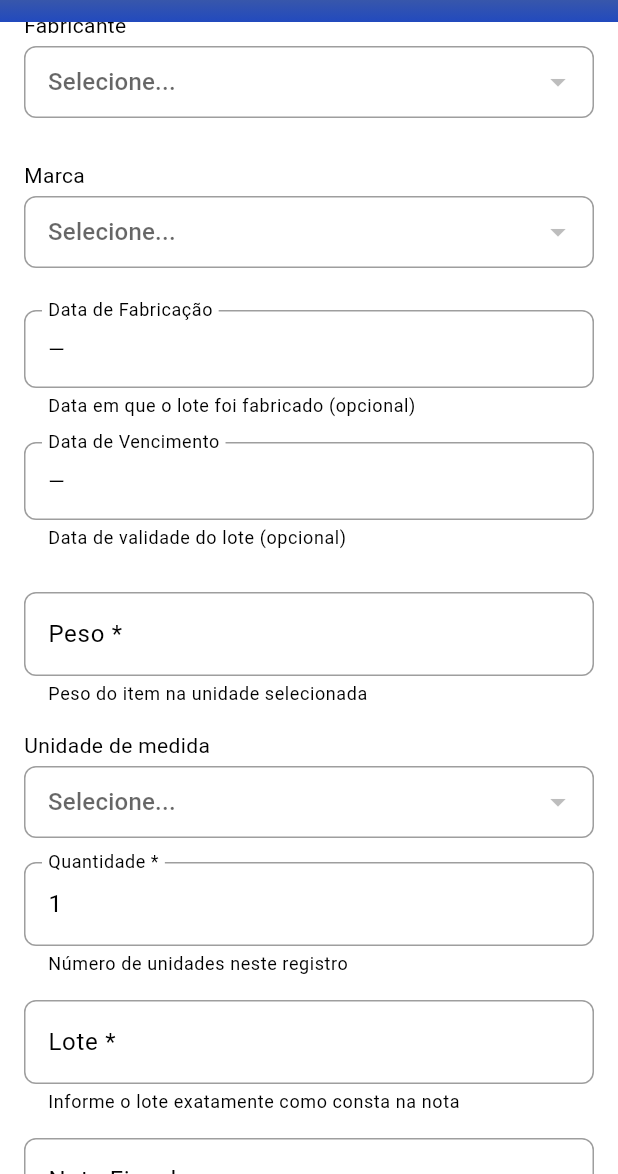
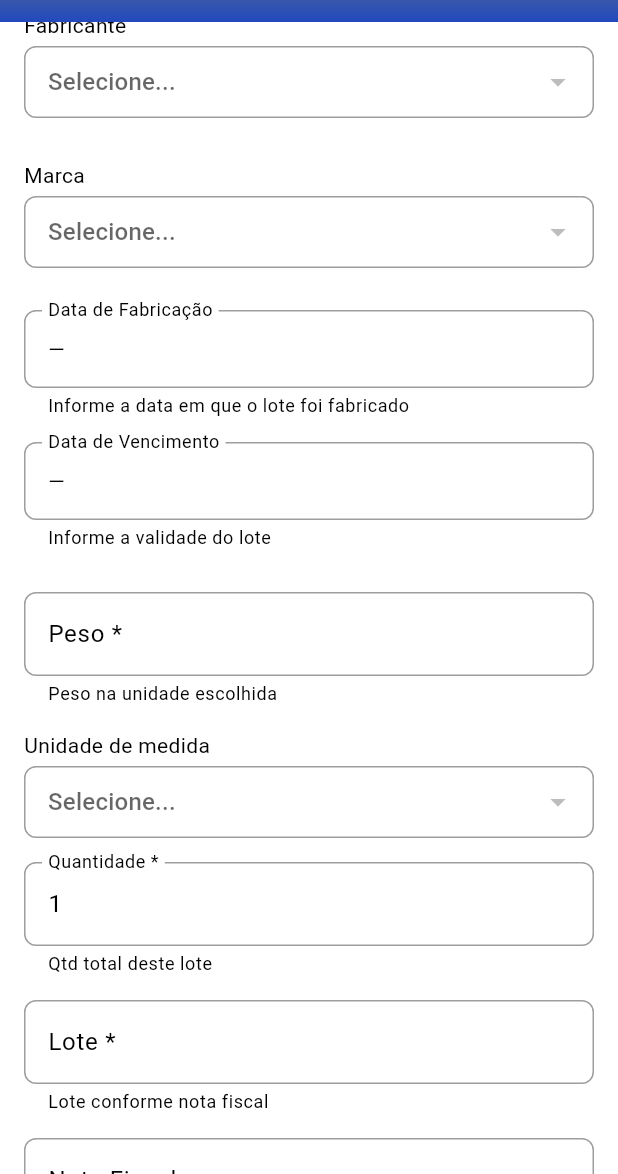
Before and after one commit to support-sootech/sublev-app, a Flutter app: the EntradaMateriaisPage screen opened directly, scrolled down 576 dp, on a phone screen of 412 x 824 dp, the part 62-1236 px from its top. Run offline on Flutter 3.47's test engine with Material 3 defaults, Android fonts, the phone set to English and light mode, and no system bars; our stand-ins replace connectivity_plus, dio, font_awesome_flutter, get, open_filex, permission_handler and 2 more; missing offline and left inert: esc_pos_utils, mobile_scanner, print_bluetooth_thermal; accounts and stored records are empty; network calls fail.

Commit message:
feat: aprimorar relatorio e materiais

```diff
--- a/lib/views/entrada_materiais_page.dart
+++ b/lib/views/entrada_materiais_page.dart
@@ -413,42 +413,7 @@ class _EntradaMateriaisPageState extends State<EntradaMateriaisPage> {
       final df = DateFormat('dd/MM/yyyy');
       // Build payload with server-expected keys prefixed by 'material_'
       // Converte entrada livre para formato brasileiro de peso (vírgula decimal, sem milhar)
-      String _formatPesoBR(String s) {
-        String raw = s.trim();
-        if (raw.isEmpty) return '';
-        raw = raw.replaceAll(' ', '');
-        // Remove pontos de milhar (padrão 1.234.567) mantendo último separador decimal
-        raw = raw.replaceAll(RegExp(r'\.(?=\d{3}(?:\D|$))'), '');
-        int commaCount = RegExp(',').allMatches(raw).length;
-        int dotCount = RegExp('\.').allMatches(raw).length;
-        try {
-          if (commaCount == 0 && dotCount > 0) {
-            int first = raw.indexOf('.');
-            if (first >= 0 && first < raw.length - 1) {
-              final before = raw.substring(0, first);
-              final after = raw.substring(first + 1).replaceAll('.', '');
-              raw = '$before,$after';
-            }
-          } else if (commaCount > 1) {
-            int first = raw.indexOf(',');
-            if (first >= 0 && first < raw.length - 1) {
-              final before = raw.substring(0, first);
-              final after = raw.substring(first + 1).replaceAll(',', '');
-              raw = '$before,$after';
-            }
-          }
-        } catch (e) {
-          if (kDebugMode) debugPrint('[PESO][FORMAT] Exceção ajuste separador: $e raw="$raw"');
-        }
-        // Sanitiza: apenas dígitos e uma vírgula (se existir)
-        raw = raw.replaceAll(RegExp('[^0-9,]'), '');
-        // Evitar vírgula no final isolada
-        if (raw.endsWith(',') && raw.indexOf(',') == raw.length - 1) {
-          raw = raw.substring(0, raw.length - 1);
-        }
-        if (kDebugMode) debugPrint('[PESO][FORMAT] Entrada="$s" Saida="$raw"');
-        return raw;
-      }
+      String _formatPesoBR(String s) => s.trim();
       String _normalizeInt(String s) {
         var t = s.trim();
         if (t.isEmpty) return '';
@@ -626,8 +591,14 @@ class _EntradaMateriaisPageState extends State<EntradaMateriaisPage> {
                           labelText: 'Código de Barras *',
                           border: const OutlineInputBorder(),
                           errorText: _serverErrors['cod_barras'],
-                          helperText: widget.materialId != null ? 'Não editável após cadastro' : 'GTIN/EAN do produto (se disponível)',
+                          helperText: widget.materialId != null ? 'Não editável após cadastro' : 'GTIN/EAN (se existir)',
                         ),
+                        validator: (v) {
+                          if (_serverErrors['cod_barras'] != null) return _serverErrors['cod_barras'];
+                          if (widget.materialId != null) return null;
+                          if (v == null || v.trim().isEmpty) return 'Informe o código de barras';
+                          return null;
+                        },
                       )),
                       _buildField(Column(
                         children: [
@@ -637,7 +608,7 @@ class _EntradaMateriaisPageState extends State<EntradaMateriaisPage> {
                               labelText: 'Descrição do produto *',
                               border: const OutlineInputBorder(),
                               errorText: _serverErrors['descricao'],
-                              helperText: 'Digite para buscar produtos cadastrados (mín. 2 letras)'
+                              helperText: 'Busque pelo nome (mín. 2 letras)',
                             ),
                             validator: (v) {
                               if (_serverErrors['descricao'] != null) return _serverErrors['descricao'];
@@ -732,7 +703,7 @@ class _EntradaMateriaisPageState extends State<EntradaMateriaisPage> {
                           labelText: 'Qtd. dias até o vencimento',
                           border: const OutlineInputBorder(),
                           hintText: 'Ex.: 30',
-                          helperText: widget.materialId != null ? 'Não editável após cadastro' : 'Usado para calcular a data de validade;',
+                          helperText: widget.materialId != null ? 'Não editável após cadastro' : 'Base para cálculo da validade;',
                         ),
                         onChanged: (v) {
                           // Se já houver fabricação, recalcular validade automaticamente
@@ -740,6 +711,15 @@ class _EntradaMateriaisPageState extends State<EntradaMateriaisPage> {
                           if (_fabricacao != null && dias != null && dias >= 0) {
                             setState(() { _validade = _fabricacao!.add(Duration(days: dias)); });
                           }
+                        },
+                        validator: (v) {
+                          if (_serverErrors['dias_vencimento'] != null) return _serverErrors['dias_vencimento'];
+                          if (widget.materialId != null) return null;
+                          final valor = v?.trim() ?? '';
+                          if (valor.isEmpty) return 'Informe os dias até o vencimento';
+                          final parsed = int.tryParse(valor);
+                          if (parsed == null || parsed <= 0) return 'Informe um número válido';
+                          return null;
                         },
                       )),
                       _buildField(TextFormField(
@@ -760,6 +740,7 @@ class _EntradaMateriaisPageState extends State<EntradaMateriaisPage> {
                         selectedRx: _ctrl.categoriaSel,
                         hint: 'Selecione...',
                         errorText: _serverErrors['id_materiais_categorias'],
+                        validator: (_) => _ctrl.categoriaSel.value == null ? 'Selecione uma categoria' : null,
                         onChanged: (_) => _serverErrors.remove('id_materiais_categorias'),
                         onTapLoad: _ctrl.ensureCategoriasLoaded,
                         loadingRx: _ctrl.categoriasLoading,
@@ -808,17 +789,32 @@ class _EntradaMateriaisPageState extends State<EntradaMateriaisPage> {
 
                     // Datas: Fabricação e Vencimento
                     _buildSection([
-                      _buildField(_buildDate(context, 'Data de Fabricação', _fabricacao, (d) {
+                      _buildField(_dateField(
+                        context: context,
+                        label: 'Data de Fabricação',
+                        value: _fabricacao,
+                        df: df,
+                        requiredField: true,
+                        helperText: 'Informe a data em que o lote foi fabricado',
+                        onPicked: (d) {
                           setState(() {
                             _fabricacao = d;
-                          // Regra: se houver dias de vencimento informados, calcular automaticamente a validade
                             final dias = int.tryParse(_diasVencCtrl.text.trim());
                             if (_fabricacao != null && dias != null && dias >= 0) {
                               _validade = _fabricacao!.add(Duration(days: dias));
                             }
                           });
-                      }, df, helper: 'Data em que o lote foi fabricado (opcional)')),
-                      _buildField(_buildDate(context, 'Data de Vencimento', _validade, (d) => setState(() => _validade = d), df, helper: 'Data de validade do lote (opcional)')),
+                        },
+                      )),
+                      _buildField(_dateField(
+                        context: context,
+                        label: 'Data de Vencimento',
+                        value: _validade,
+                        df: df,
+                        requiredField: true,
+                        helperText: 'Informe a validade do lote',
+                        onPicked: (d) => setState(() => _validade = d),
+                      )),
                     ]),
                     const SizedBox(height: 16),
 
@@ -827,7 +823,7 @@ class _EntradaMateriaisPageState extends State<EntradaMateriaisPage> {
                       _buildField(TextFormField(
                         controller: _pesoCtrl,
                         keyboardType: const TextInputType.numberWithOptions(decimal: true),
-                        decoration: InputDecoration(labelText: 'Peso *', border: const OutlineInputBorder(), hintText: 'Ex.: 3,00', errorText: _serverErrors['peso'], helperText: 'Peso do item na unidade selecionada'),
+                        decoration: InputDecoration(labelText: 'Peso *', border: const OutlineInputBorder(), hintText: 'Ex.: 3,00', errorText: _serverErrors['peso'], helperText: 'Peso na unidade escolhida'),
                         validator: (v) {
                           if (_serverErrors['peso'] != null) return _serverErrors['peso'];
                           return (v == null || v.trim().isEmpty) ? 'Obrigatório' : null;
@@ -840,6 +836,7 @@ class _EntradaMateriaisPageState extends State<EntradaMateriaisPage> {
                         selectedRx: _ctrl.unidadeSel,
                         hint: 'Selecione...',
                         errorText: _serverErrors['id_unidades_medidas'],
+                        validator: (_) => _ctrl.unidadeSel.value == null ? 'Selecione a unidade' : null,
                         onChanged: (_) => _serverErrors.remove('id_unidades_medidas'),
                         onTapLoad: _ctrl.ensureUnidadesLoaded,
                         loadingRx: _ctrl.unidadesLoading,
@@ -854,7 +851,7 @@ class _EntradaMateriaisPageState extends State<EntradaMateriaisPage> {
                           border: const OutlineInputBorder(),
                           hintText: 'Ex.: 11',
                           errorText: _serverErrors['quantidade'],
-                          helperText: widget.materialId != null ? 'Não editável após cadastro' : 'Número de unidades neste registro',
+                          helperText: widget.materialId != null ? 'Não editável após cadastro' : 'Qtd total deste lote',
                         ),
                         validator: (v) {
                           if (_serverErrors['quantidade'] != null) return _serverErrors['quantidade'];
@@ -867,7 +864,7 @@ class _EntradaMateriaisPageState extends State<EntradaMateriaisPage> {
                           labelText: 'Lote *',
                           border: const OutlineInputBorder(),
                           errorText: _serverErrors['lote'],
-                          helperText: 'Informe o lote exatamente como consta na nota',
+                          helperText: 'Lote conforme nota fiscal',
                         ),
                         validator: (v) {
                           if (_serverErrors['lote'] != null) return _serverErrors['lote'];
@@ -876,7 +873,7 @@ class _EntradaMateriaisPageState extends State<EntradaMateriaisPage> {
                       )),
                       _buildField(TextFormField(
                         controller: _nroNotaCtrl,
-                        decoration: InputDecoration(labelText: 'Nota Fiscal', border: const OutlineInputBorder(), hintText: 'Ex.: 123456789', errorText: _serverErrors['nro_nota'], helperText: 'Número da nota fiscal associada à entrada (opcional)'),
+                        decoration: InputDecoration(labelText: 'Nota Fiscal', border: const OutlineInputBorder(), hintText: 'Ex.: 123456789', errorText: _serverErrors['nro_nota'], helperText: 'Número da nota (opcional)'),
                       )),
                     ]),
                     const SizedBox(height: 16),
@@ -886,12 +883,12 @@ class _EntradaMateriaisPageState extends State<EntradaMateriaisPage> {
                       _buildField(TextFormField(
                         controller: _temperaturaCtrl,
                         keyboardType: TextInputType.number,
-                        decoration: InputDecoration(labelText: 'Temperatura (°C)', border: const OutlineInputBorder(), hintText: 'Ex.: 10', errorText: _serverErrors['temperatura'], helperText: 'Temperatura de armazenamento recomendada para este lote (opcional)'),
+                        decoration: InputDecoration(labelText: 'Temperatura (°C)', border: const OutlineInputBorder(), hintText: 'Ex.: 10', errorText: _serverErrors['temperatura'], helperText: 'Temperatura de armazenamento (opcional)'),
                       )),
                       _buildField(TextFormField(
                         controller: _sifCtrl,
                         keyboardType: TextInputType.number,
-                        decoration: InputDecoration(labelText: 'SIF (registro)', border: const OutlineInputBorder(), hintText: 'Ex.: 11', errorText: _serverErrors['sif'], helperText: 'Registro SIF para inspeção sanitária (se aplicável)'),
+                        decoration: InputDecoration(labelText: 'SIF (registro)', border: const OutlineInputBorder(), hintText: 'Ex.: 11', errorText: _serverErrors['sif'], helperText: 'Registro SIF (se aplicável)'),
                       )),
                       _buildField(DropdownOptionReactive(
                         label: 'Condição da embalagem',
@@ -950,7 +947,7 @@ class _EntradaMateriaisPageState extends State<EntradaMateriaisPage> {
                             isExpanded: true,
                             items: const [
                               DropdownMenuItem(value: 'A', child: Text('Ativo')),
-                              DropdownMenuItem(value: 'D', child: Text('Inativo')),
+                              DropdownMenuItem(value: 'I', child: Text('Inativo')),
                             ],
                             onChanged: widget.materialId == null ? null : (v) => _statusSel.value = v ?? 'A',
                             decoration: const InputDecoration(labelText: 'Status', border: OutlineInputBorder()),
@@ -1000,20 +997,45 @@ Widget _buildSection(List<Widget> children) {
   });
 }
 
-Widget _buildDate(BuildContext context, String label, DateTime? value, ValueChanged<DateTime?> onPicked, DateFormat df, {String? helper}) {
+Widget _dateField({
+  required BuildContext context,
+  required String label,
+  required DateTime? value,
+  required ValueChanged<DateTime?> onPicked,
+  required DateFormat df,
+  bool requiredField = false,
+  String? helperText,
+}) {
+  return FormField<DateTime>(
+    validator: (_) {
+      if (requiredField && value == null) return 'Selecione $label';
+      return null;
+    },
+    builder: (state) {
+      final displayValue = value ?? state.value;
       return InkWell(
         onTap: () async {
           final picked = await showDatePicker(
             context: context,
             firstDate: DateTime(2000),
             lastDate: DateTime(2100),
-        initialDate: value ?? DateTime.now(),
+            initialDate: displayValue ?? DateTime.now(),
           );
-      if (picked != null) onPicked(picked);
+          if (picked != null) {
+            onPicked(picked);
+            state.didChange(picked);
+          }
         },
         child: InputDecorator(
-      decoration: InputDecoration(labelText: label, border: const OutlineInputBorder(), helperText: helper),
-      child: Text(value == null ? '—' : df.format(value)),
+          decoration: InputDecoration(
+            labelText: label,
+            border: const OutlineInputBorder(),
+            helperText: helperText,
+            errorText: state.errorText,
+          ),
+          child: Text(displayValue == null ? '—' : df.format(displayValue)),
         ),
       );
+    },
+  );
 }
--- a/lib/views/widgets/dropdown_option_reactive.dart
+++ b/lib/views/widgets/dropdown_option_reactive.dart
@@ -12,6 +12,7 @@ class DropdownOptionReactive extends StatelessWidget {
   final bool enabled;
   final String? hint;
   final String? errorText;
+  final FormFieldValidator<OptionModel?>? validator;
   final VoidCallback? onTapLoad; // chamado antes de abrir se precisar lazy load
   final RxBool? loadingRx; // exibe estado de carregamento se presente
 
@@ -24,6 +25,7 @@ class DropdownOptionReactive extends StatelessWidget {
     this.enabled = true,
     this.hint,
     this.errorText,
+    this.validator,
     this.onTapLoad,
     this.loadingRx,
   });
@@ -56,6 +58,7 @@ class DropdownOptionReactive extends StatelessWidget {
             debugLabel: label,
             hint: hint,
             errorText: errorText,
+            validator: validator,
             onTapLoad: onTapLoad,
             isLoading: isLoading,
           );
@@ -73,6 +76,7 @@ class _SelectionWrapper extends StatelessWidget {
   final String? debugLabel;
   final String? hint;
   final String? errorText;
+  final FormFieldValidator<OptionModel?>? validator;
   final VoidCallback? onTapLoad;
   final bool isLoading;
 
@@ -84,6 +88,7 @@ class _SelectionWrapper extends StatelessWidget {
     this.debugLabel,
     this.hint,
     this.errorText,
+    this.validator,
     this.onTapLoad,
     this.isLoading = false,
   });
@@ -133,6 +138,12 @@ class _SelectionWrapper extends StatelessWidget {
           contentPadding: const EdgeInsets.symmetric(horizontal: 12, vertical: 8),
           errorText: errorText,
         ),
+        validator: validator == null
+            ? null
+            : (val) {
+                final match = items.firstWhereOrNull((e) => e.id == val);
+                return validator!(match);
+              },
       );
     });
   }
--- a/pubspec.yaml
+++ b/pubspec.yaml
@@ -49,6 +49,8 @@ dependencies:
   file_picker: ^10.3.7
   qr_flutter: ^4.1.0
   flutter_dotenv: ^6.0.0
+  path_provider: ^2.1.4
+  open_filex: ^4.1.1
 
 dev_dependencies:
   flutter_test:
```
Also changed, not shown: lib/config/menu_data.dart (+9 -0 lines), lib/repositories/materiais_repository.dart (+60 -8 lines), lib/repositories/relatorio_recebimento_repository.dart (+43 -6 lines), pubspec.lock. Lines whose indentation alone changed are shown as unchanged.
